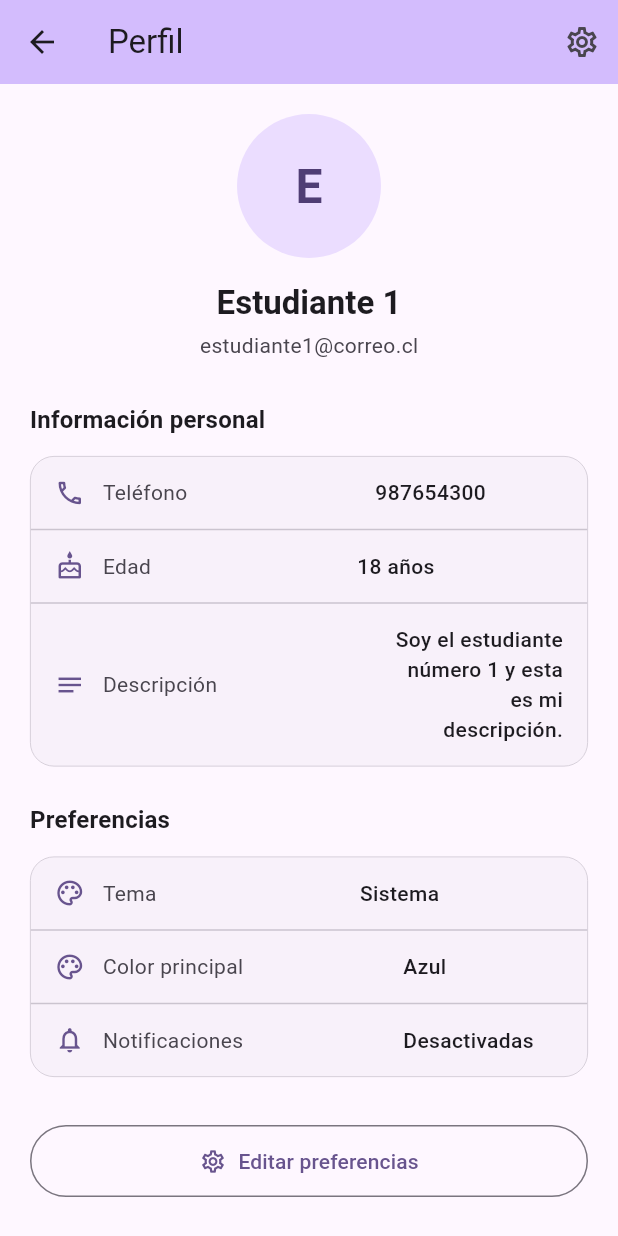
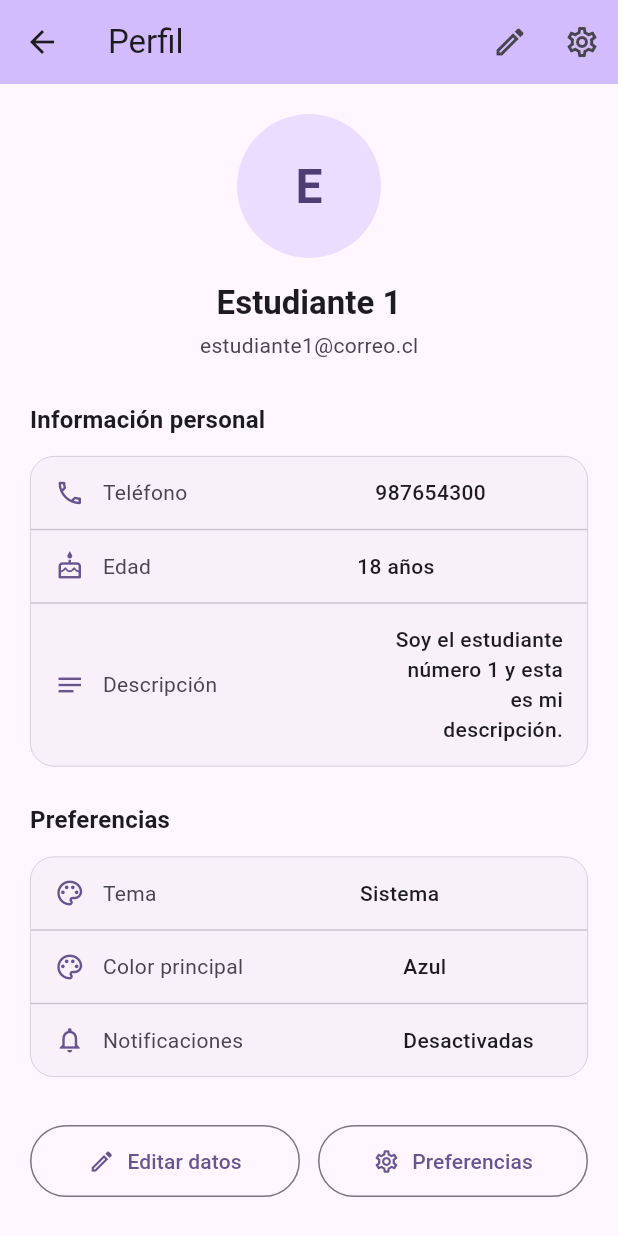
Before and after one commit to constanzacauchupan/Solemne-desarrollo-movil, a Flutter app: the screen it shows after launch, after a tap on an icon or button, on a phone screen of 412 x 824 dp. Run offline on Flutter 3.47's test engine with Material 3 defaults, Android fonts, the phone set to English and light mode, and no system bars.

Commit message:
Editar perfil

```diff
--- a/lib/screens/profile_screen.dart
+++ b/lib/screens/profile_screen.dart
@@ -1,11 +1,17 @@
 import 'package:flutter/material.dart';
 import 'settings_screen.dart';
+import 'registration_screen.dart';
 
-class ProfileScreen extends StatelessWidget {
+class ProfileScreen extends StatefulWidget {
   final Map<String, dynamic> usuario;
 
   const ProfileScreen({super.key, required this.usuario});
 
+  @override
+  State<ProfileScreen> createState() => _ProfileScreenState();
+}
+
+class _ProfileScreenState extends State<ProfileScreen> {
   String _capitalize(String s) =>
       s.isNotEmpty ? s[0].toUpperCase() + s.substring(1) : s;
 
@@ -13,6 +19,7 @@ class ProfileScreen extends StatelessWidget {
   Widget build(BuildContext context) {
     final theme = Theme.of(context);
     final colorScheme = theme.colorScheme;
+    final usuario = widget.usuario;
     final String nombre = usuario["nombre"] ?? "";
 
     return Scaffold(
@@ -20,6 +27,23 @@ class ProfileScreen extends StatelessWidget {
         title: const Text("Perfil"),
         backgroundColor: colorScheme.inversePrimary,
         actions: [
+          IconButton(
+            icon: const Icon(Icons.edit_outlined),
+            tooltip: 'Editar datos',
+            onPressed: () async {
+              final editado = await Navigator.push(
+                context,
+                MaterialPageRoute(
+                  builder: (_) =>
+                      RegistrationScreen(usuarioExistente: usuario),
+                ),
+              );
+              if (editado != null) {
+                editado.forEach((k, v) => usuario[k] = v);
+                setState(() {});
+              }
+            },
+          ),
           IconButton(
             icon: const Icon(Icons.settings_outlined),
             tooltip: 'Configuración',
@@ -159,11 +183,34 @@ class ProfileScreen extends StatelessWidget {
 
             const SizedBox(height: 32),
 
-            SizedBox(
-              width: double.infinity,
+            Row(
+              children: [
+                Expanded(
+                  child: OutlinedButton.icon(
+                    icon: const Icon(Icons.edit_outlined),
+                    label: const Text('Editar datos'),
+                    style: OutlinedButton.styleFrom(
+                        padding: const EdgeInsets.symmetric(vertical: 14)),
+                    onPressed: () async {
+                      final editado = await Navigator.push(
+                        context,
+                        MaterialPageRoute(
+                          builder: (_) => RegistrationScreen(
+                              usuarioExistente: usuario),
+                        ),
+                      );
+                      if (editado != null) {
+                        editado.forEach((k, v) => usuario[k] = v);
+                        setState(() {});
+                      }
+                    },
+                  ),
+                ),
+                const SizedBox(width: 12),
+                Expanded(
                   child: OutlinedButton.icon(
                     icon: const Icon(Icons.settings_outlined),
-                label: const Text('Editar preferencias'),
+                    label: const Text('Preferencias'),
                     style: OutlinedButton.styleFrom(
                         padding: const EdgeInsets.symmetric(vertical: 14)),
                     onPressed: () => Navigator.push(
@@ -172,6 +219,8 @@ class ProfileScreen extends StatelessWidget {
                           builder: (_) => SettingsScreen(usuario: usuario)),
                     ),
                   ),
+                ),
+              ],
             ),
             const SizedBox(height: 32),
           ],
```
Lines whose indentation alone changed are shown as unchanged.
